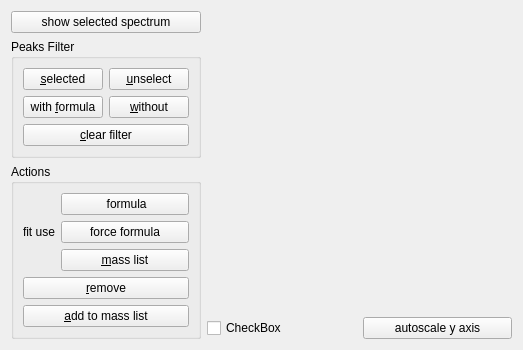
Before: the Qt Designer form Orbitool/UI/PeakFit.ui in l460289052/Orbitool, drawn with Qt 5.
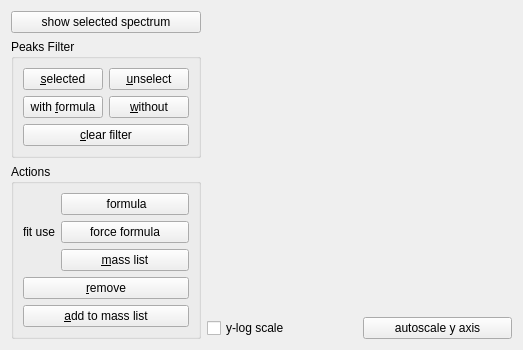
After: the same form once the commit is applied.

```diff
--- a/Orbitool/UI/PeakFit.ui
+++ b/Orbitool/UI/PeakFit.ui
@@ -195,7 +195,7 @@
        <item>
         <widget class="QCheckBox" name="yLogcheckBox">
          <property name="text">
-          <string>CheckBox</string>
+          <string>y-log scale</string>
          </property>
         </widget>
        </item>
```
